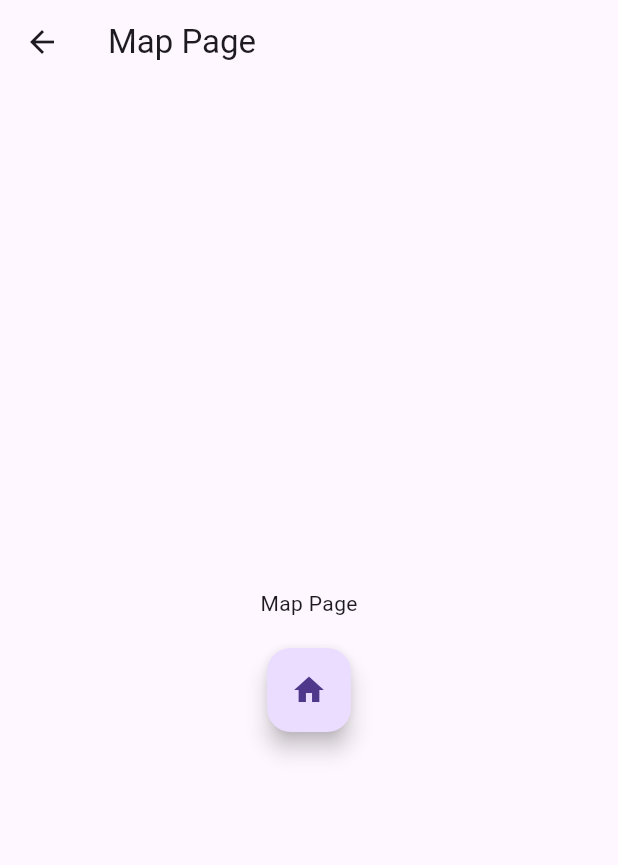
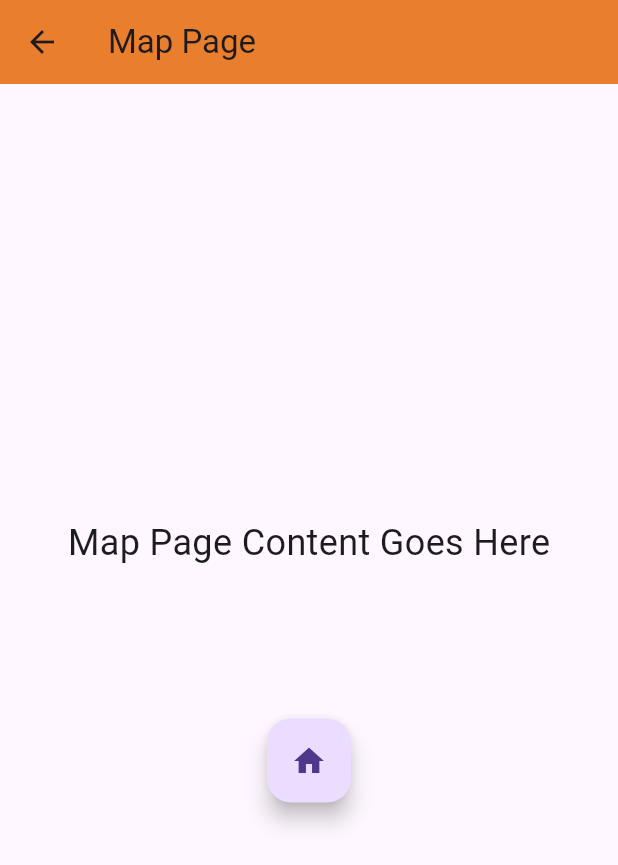
Before and after one commit to KosyAbone/flutter-router-app, a Flutter app: the screen it shows after launch, after a tap on "Map", on a phone screen of 412 x 824 dp. Shown: the top 865 px of the screen. Run offline on Flutter 3.47's test engine with Material 3 defaults, Android fonts, the phone set to English and light mode, and no system bars; our stand-ins replace go_router.

Commit message:
basic setup and navigations done

```diff
--- a/lib/main.dart
+++ b/lib/main.dart
@@ -3,7 +3,7 @@ import 'package:go_router/go_router.dart';
 import '/router.dart';
 
 void main() {
-  runApp(MyApp());
+  runApp(const MyApp());
 }
 
 class MyApp extends StatelessWidget {
@@ -14,11 +14,14 @@ class MyApp extends StatelessWidget {
     return MaterialApp.router(
       routerDelegate: router.routerDelegate,
       routeInformationParser: router.routeInformationParser,
-      routeInformationProvider: router.routeInformationProvider
+      routeInformationProvider: router.routeInformationProvider,
+      theme: ThemeData.light().copyWith(
+      appBarTheme:const AppBarTheme(
+        backgroundColor: Color.fromARGB(255, 233, 126, 44),
+      ))
     );
   }
 }
-
 
 class WelcomePage extends StatelessWidget {
   const WelcomePage({Key? key}) : super(key: key);
@@ -26,33 +29,36 @@ class WelcomePage extends StatelessWidget {
   @override
   Widget build(BuildContext context) {
     return Scaffold(
-      appBar: AppBar(title: const Text('Welcome')),
+      appBar: AppBar(title: const Text('Flutter Assignment App')),
       body: Column(
-        crossAxisAlignment: CrossAxisAlignment.start,
+        mainAxisAlignment: MainAxisAlignment.center,
         children: [
-          SizedBox(
-            height: MediaQuery.of(context).size.height * 0.4, // Adjust as needed
+          Expanded(
+            flex: 2,
             child: Center(
               child: Image.asset(
                 'assets/images/welcome_image.jpeg',
-                width: MediaQuery.of(context).size.width * 0.6, // Adjust as needed
+                height: MediaQuery.of(context).size.height * 0.6, // Adjust image size
+                width: MediaQuery.of(context).size.width * 0.8,
                 fit: BoxFit.contain,
               ),
             ),
           ),
-          Padding(
-            padding: const EdgeInsets.symmetric(horizontal: 20.0),
-            child: Row(
-              mainAxisAlignment: MainAxisAlignment.spaceEvenly,
+          Expanded(
+            flex: 1,
+            child: Column(
+              mainAxisAlignment: MainAxisAlignment.start,
               children: [
                 ElevatedButton(
                   onPressed: () => context.go('/weather'),
-                  child: const Text('Weather Search'),
+                  child: const Text('Weather'),
                 ),
+                const SizedBox(height: 20),
                 ElevatedButton(
                   onPressed: () => context.go('/map'),
                   child: const Text('Map'),
                 ),
+                const SizedBox(height: 20),
                 ElevatedButton(
                   onPressed: () => context.go('/wordcounter'),
                   child: const Text('Word Counter'),
--- a/lib/map_page.dart
+++ b/lib/map_page.dart
@@ -1,16 +1,8 @@
 import 'package:flutter/material.dart';
 import 'package:go_router/go_router.dart';
-import 'package:google_maps_flutter/google_maps_flutter.dart';
 
-class MapPage extends StatefulWidget {
+class MapPage extends StatelessWidget {
   const MapPage({Key? key}) : super(key: key);
-
-  @override
-  _MapPageState createState() => _MapPageState();
-}
-
-class _MapPageState extends State<MapPage> {
-  late GoogleMapController mapController;
 
   @override
   Widget build(BuildContext context) {
@@ -22,9 +14,9 @@ class _MapPageState extends State<MapPage> {
             mainAxisAlignment: MainAxisAlignment.center,
             children: [
               const Center(
-                child: Text('Map Page'),
+                child: Text('Map Page Content Goes Here', style: TextStyle(fontSize: 24)),
               ),
-              const SizedBox(height: 20),
+              const SizedBox(height: 100),
               Positioned(
               bottom: 20.0,
               right: 20.0,
--- a/pubspec.yaml
+++ b/pubspec.yaml
@@ -36,6 +36,7 @@ dependencies:
   # Use with the CupertinoIcons class for iOS style icons.
   cupertino_icons: ^1.0.2
   go_router: ^12.1.1
+  http: ^1.1.2
 
 dev_dependencies:
   flutter_test:
@@ -60,7 +61,7 @@ flutter:
   uses-material-design: true
 
   assets:
-   - lib/assets/images/welcome_image.png
+   - assets/images/welcome_image.jpeg
 
   # To add assets to your application, add an assets section, like this:
   # assets:
```
Also changed, not shown: lib/word_counter.dart (added, +54 -0 lines), assets/images/welcome_image.jpeg (added), pubspec.lock.
